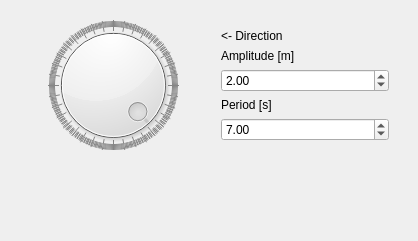
Above: gui2/widget_airy.ui from RubendeBruin/DAVE before the change. Below: the same form after it.
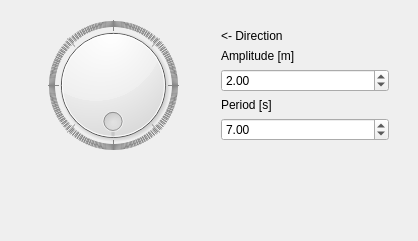
That is the form after the change.

```diff
--- a/gui2/widget_airy.ui
+++ b/gui2/widget_airy.ui
@@ -69,8 +69,11 @@
         <property name="maximum">
          <number>360</number>
         </property>
+        <property name="pageStep">
+         <number>45</number>
+        </property>
         <property name="value">
-         <number>317</number>
+         <number>0</number>
         </property>
         <property name="orientation">
          <enum>Qt::Vertical</enum>
```
Left out of the diff: 2 changed lines with no effect on the pictures.
